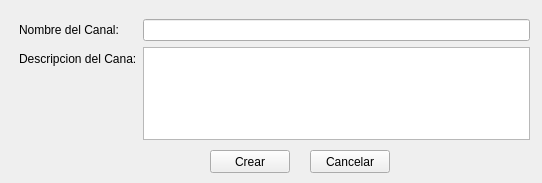
The window that chat/cliente/interfaz/crearcanal.ui (JaviSala23/repo3ero) describes before a commit, drawn with Qt 5.
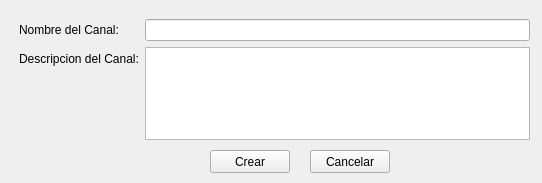
The same window after the commit.

Diff of the .ui file:
```diff
--- a/chat/cliente/interfaz/crearcanal.ui
+++ b/chat/cliente/interfaz/crearcanal.ui
@@ -36,7 +36,7 @@
     <item row="1" column="0">
      <widget class="QLabel" name="label_2">
       <property name="text">
-       <string>Descripcion del Cana:</string>
+       <string>Descripcion del Canal:</string>
       </property>
      </widget>
     </item>
```
Left out of the diff: 6 changed lines with no effect on the pictures.
